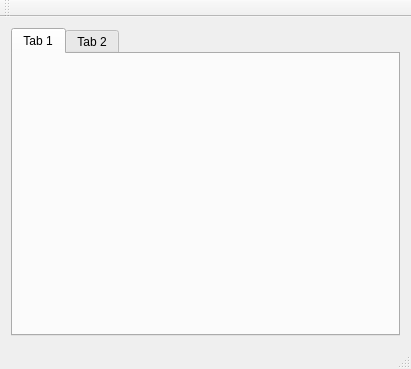
Above: ui/MainUI.ui from prabinrath/Roborex_Chess before the change. Below: the same form after it.
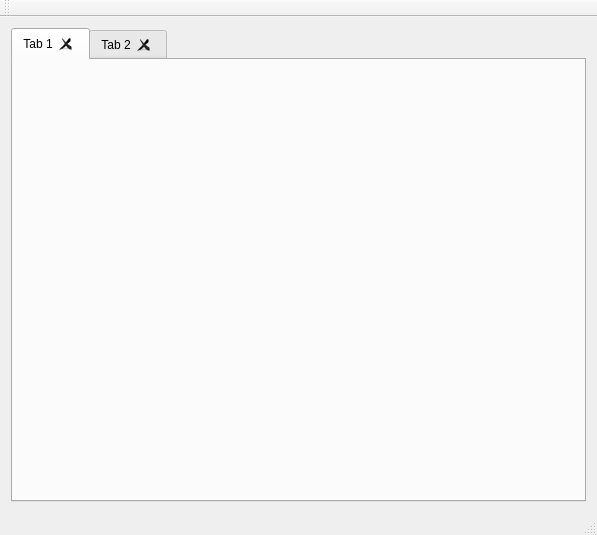
That is the form after the change.

```diff
--- a/ui/MainUI.ui
+++ b/ui/MainUI.ui
@@ -6,8 +6,8 @@
    <rect>
     <x>0</x>
     <y>0</y>
-    <width>411</width>
-    <height>369</height>
+    <width>597</width>
+    <height>535</height>
    </rect>
   </property>
   <property name="windowTitle">
@@ -20,6 +20,9 @@
       <property name="currentIndex">
        <number>0</number>
       </property>
+      <property name="tabsClosable">
+       <bool>true</bool>
+      </property>
       <widget class="QWidget" name="tab_1">
        <attribute name="title">
         <string>Tab 1</string>
```
Left out of the diff: 6 changed lines with no effect on the pictures.
